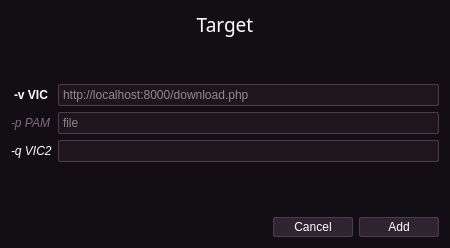
Qt form core/qt5/Target.ui (VainlyStrain/Vailyn) before a commit.
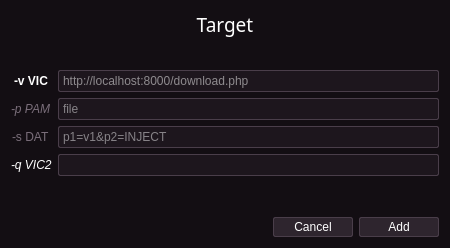
The same form after that commit. Icons and pictures are not drawn.

What changed in the file:
```diff
--- a/core/qt5/Target.ui
+++ b/core/qt5/Target.ui
@@ -871,7 +871,7 @@
        </property>
       </widget>
      </item>
-     <item row="2" column="0">
+     <item row="3" column="0">
       <widget class="QLabel" name="label_3">
        <property name="font">
         <font>
@@ -883,27 +883,47 @@
        </property>
       </widget>
      </item>
-     <item row="2" column="1">
+     <item row="3" column="1">
       <widget class="QLineEdit" name="vic2Field">
        <property name="placeholderText">
         <string/>
        </property>
       </widget>
      </item>
-     <item row="3" column="0">
+     <item row="4" column="0">
       <widget class="Line" name="line_2">
        <property name="orientation">
         <enum>Qt::Horizontal</enum>
        </property>
       </widget>
      </item>
-     <item row="3" column="1">
+     <item row="4" column="1">
       <widget class="Line" name="line">
        <property name="orientation">
         <enum>Qt::Horizontal</enum>
        </property>
       </widget>
      </item>
+     <item row="2" column="1">
+      <widget class="QLineEdit" name="postInput">
+       <property name="enabled">
+        <bool>false</bool>
+       </property>
+       <property name="placeholderText">
+        <string>p1=v1&amp;p2=INJECT</string>
+       </property>
+      </widget>
+     </item>
+     <item row="2" column="0">
+      <widget class="QLabel" name="postLabel">
+       <property name="enabled">
+        <bool>false</bool>
+       </property>
+       <property name="text">
+        <string>-s DAT</string>
+       </property>
+      </widget>
+     </item>
     </layout>
    </item>
    <item>
```
